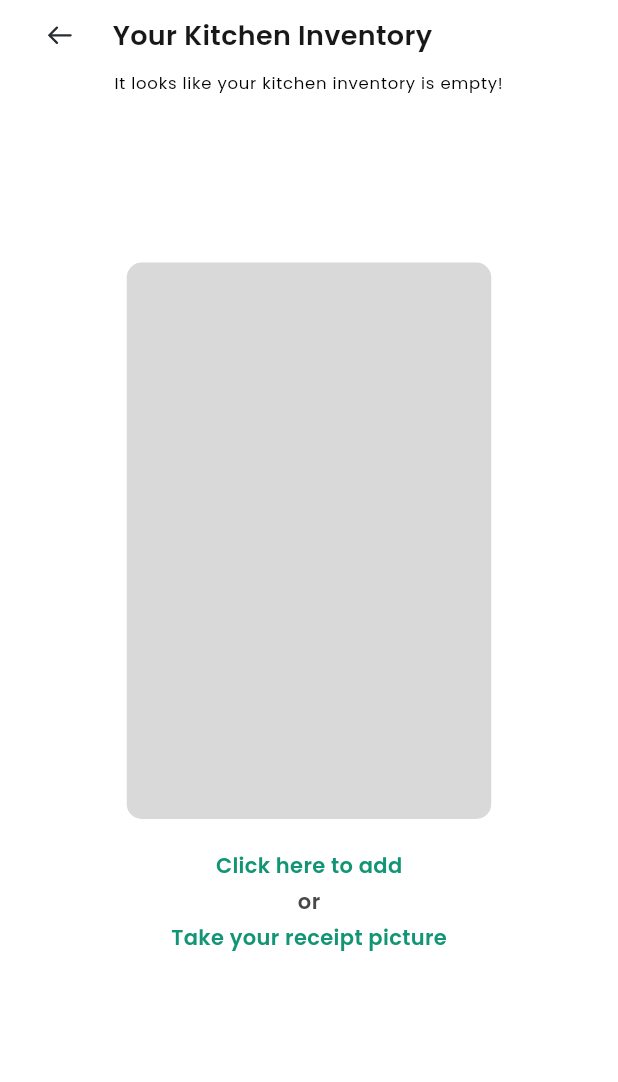
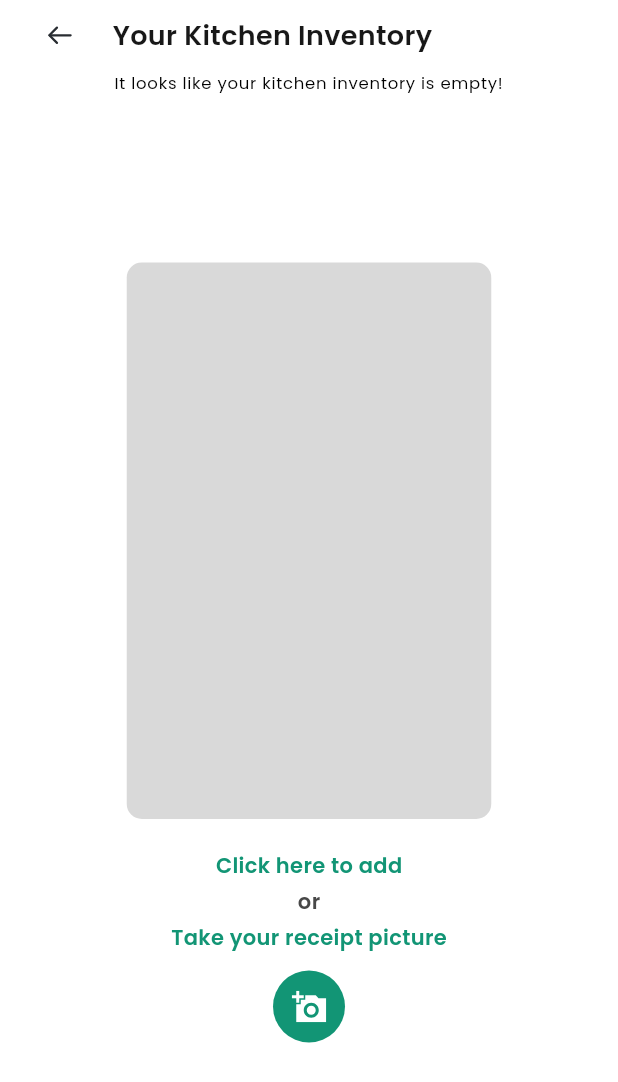
Before and after one commit to Eko-Web3Hub/recipeAi, a Flutter app: the KitchenInventoryScreen screen opened by its route, on a phone screen of 412 x 824 dp. Shown: the top 1082 px of the screen. Run offline on Flutter 3.47's test engine with Material 3 defaults, Android fonts, the phone set to English and light mode, and no system bars; our stand-ins replace cloud_firestore, dio, equatable, file_picker, firebase_auth, firebase_core and 7 more; accounts and stored records are empty.

Commit message:
[FEAT] Finish implement Add invoice picture view

```diff
--- a/lib/kitchen/inventory/kitchen_inventory_screen.dart
+++ b/lib/kitchen/inventory/kitchen_inventory_screen.dart
@@ -1,6 +1,10 @@
+import 'dart:io';
+
+import 'package:file_picker/file_picker.dart';
 import 'package:flutter/material.dart';
 import 'package:flutter_svg/flutter_svg.dart';
 import 'package:gap/gap.dart';
+import 'package:go_router/go_router.dart';
 import 'package:recipe_ai/utils/app_text.dart';
 import 'package:recipe_ai/utils/colors.dart';
 import 'package:recipe_ai/utils/constant.dart';
@@ -11,23 +15,33 @@ class KitchenInventoryScreen extends StatelessWidget {
 
   @override
   Widget build(BuildContext context) {
-    return const SafeArea(
+    return SafeArea(
       child: Scaffold(
-        appBar: KitchenInventoryAppBar(),
-        body: Column(
-          children: [
-            Gap(10.0),
-            _EmptyKitchenInventoryView(),
-          ],
+        appBar: KitchenInventoryAppBar(
+          arrowLeftOnPressed: () => context.go('/home'),
+        ),
+        body: const SingleChildScrollView(
+          child: Column(
+            children: [
+              Gap(10.0),
+              _EmptyKitchenInventoryView(),
+            ],
+          ),
         ),
       ),
     );
   }
 }
 
+/// The appBar for every screen in the kitchen inventory section
 class KitchenInventoryAppBar extends StatelessWidget
     implements PreferredSizeWidget {
-  const KitchenInventoryAppBar({super.key});
+  const KitchenInventoryAppBar({
+    super.key,
+    this.arrowLeftOnPressed,
+  });
+
+  final VoidCallback? arrowLeftOnPressed;
 
   @override
   Widget build(BuildContext context) {
@@ -40,7 +54,10 @@ class KitchenInventoryAppBar extends StatelessWidget
         mainAxisSize: MainAxisSize.min,
         crossAxisAlignment: CrossAxisAlignment.center,
         children: [
-          SvgPicture.asset('assets/images/arrow-black-left.svg'),
+          InkWell(
+            onTap: arrowLeftOnPressed,
+            child: SvgPicture.asset('assets/images/arrow-black-left.svg'),
+          ),
           const Gap(25),
           Text(
             AppText.yourKitchenInventory,
@@ -55,8 +72,30 @@ class KitchenInventoryAppBar extends StatelessWidget
   Size get preferredSize => const Size.fromHeight(70);
 }
 
-class _EmptyKitchenInventoryView extends StatelessWidget {
+class _EmptyKitchenInventoryView extends StatefulWidget {
   const _EmptyKitchenInventoryView();
+
+  @override
+  State<_EmptyKitchenInventoryView> createState() =>
+      _EmptyKitchenInventoryViewState();
+}
+
+class _EmptyKitchenInventoryViewState
+    extends State<_EmptyKitchenInventoryView> {
+  File? _receiptPicture;
+
+  void _uploadReceiptPicture() async {
+    FilePickerResult? result = await FilePicker.platform.pickFiles(
+      type: FileType.custom,
+      allowedExtensions: ['jpg', 'jpeg', 'png'],
+    );
+
+    if (result != null) {
+      setState(() {
+        _receiptPicture = File(result.files.single.path!);
+      });
+    }
+  }
 
   @override
   Widget build(BuildContext context) {
@@ -78,6 +117,14 @@ class _EmptyKitchenInventoryView extends StatelessWidget {
           decoration: BoxDecoration(
             color: greyVariantColor,
             borderRadius: BorderRadius.circular(10),
+            image: _receiptPicture != null
+                ? DecorationImage(
+                    image: FileImage(
+                      _receiptPicture!,
+                    ),
+                    fit: BoxFit.cover,
+                  )
+                : null,
           ),
         ),
         const Gap(21),
@@ -99,7 +146,43 @@ class _EmptyKitchenInventoryView extends StatelessWidget {
             color: Theme.of(context).primaryColor,
           ),
         ),
+        const Gap(11),
+        KitchenInventoryActionWidget(
+          icon: 'assets/images/cameraLogo.svg',
+          onPressed: _uploadReceiptPicture,
+        ),
       ],
     );
   }
 }
+
+class KitchenInventoryActionWidget extends StatelessWidget {
+  const KitchenInventoryActionWidget({
+    super.key,
+    required this.icon,
+    this.onPressed,
+  });
+
+  final String icon;
+  final VoidCallback? onPressed;
+
+  @override
+  Widget build(BuildContext context) {
+    return InkWell(
+      onTap: onPressed,
+      child: Container(
+        width: 48,
+        height: 48,
+        decoration: BoxDecoration(
+          color: Theme.of(context).primaryColor,
+          shape: BoxShape.circle,
+        ),
+        child: Center(
+          child: SvgPicture.asset(
+            icon,
+          ),
+        ),
+      ),
+    );
+  }
+}
--- a/pubspec.yaml
+++ b/pubspec.yaml
@@ -32,6 +32,7 @@ dependencies:
   cloud_firestore: ^5.5.0
   firebase_auth: ^5.3.3
   dio: ^5.7.0
+  file_picker: ^8.1.6
 
 
 dev_dependencies:
```
Also changed, not shown: assets/images/cameraLogo.svg (added), pubspec.lock, 1 other file.
